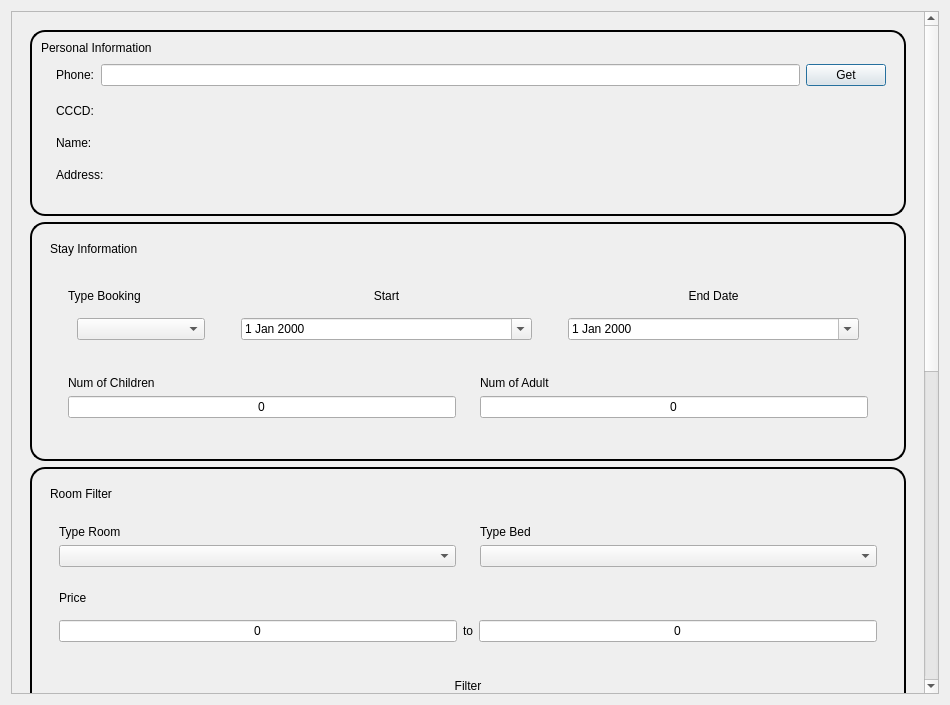
Above: src/ui/scene/booking/dialog/ui/ui_booking.ui from trung-kieen/hotel-booking-system before the change. Below: the same form after it.
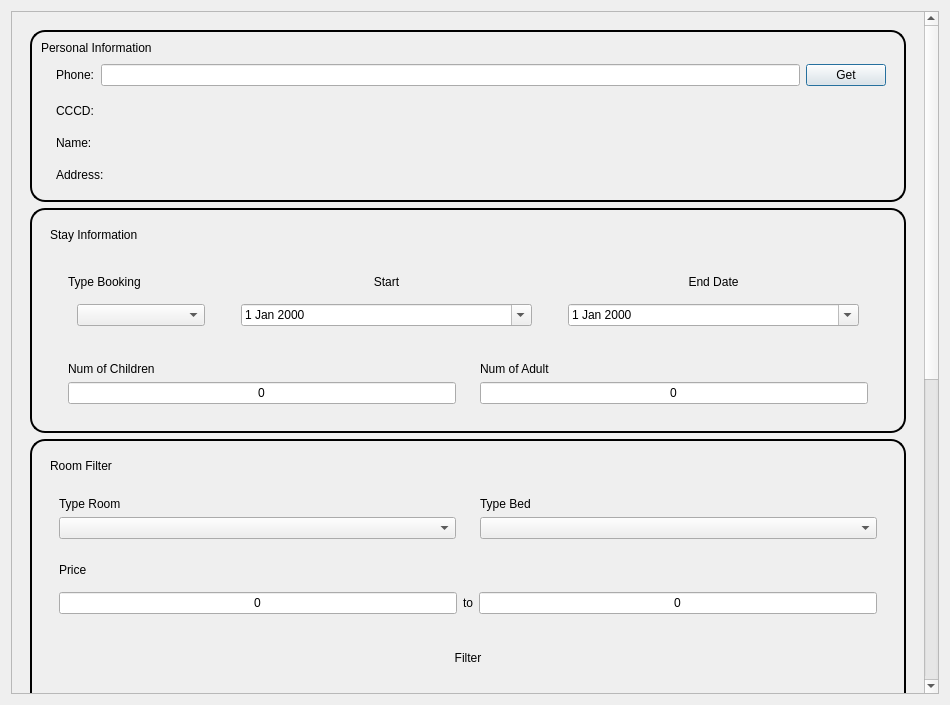
That is the form after the change.

```diff
--- a/src/ui/scene/booking/dialog/ui/ui_booking.ui
+++ b/src/ui/scene/booking/dialog/ui/ui_booking.ui
@@ -40,9 +40,9 @@
       <property name="geometry">
        <rect>
         <x>0</x>
-        <y>-652</y>
+        <y>-784</y>
         <width>916</width>
-        <height>1509</height>
+        <height>1469</height>
        </rect>
       </property>
       <layout class="QVBoxLayout" name="verticalLayout_30">
@@ -212,19 +212,6 @@
                </layout>
               </widget>
              </item>
-             <item>
-              <widget class="QLabel" name="message_personal_infor_lb">
-               <property name="styleSheet">
-                <string notr="true">color: red;</string>
-               </property>
-               <property name="text">
-                <string/>
-               </property>
-               <property name="alignment">
-                <set>Qt::AlignCenter</set>
-               </property>
-              </widget>
-             </item>
             </layout>
            </widget>
           </item>
@@ -435,19 +422,6 @@
                   </layout>
                  </widget>
                 </item>
-                <item>
-                 <widget class="QLabel" name="message_stay_infor_lb">
-                  <property name="styleSheet">
-                   <string notr="true">color: red;</string>
-                  </property>
-                  <property name="text">
-                   <string/>
-                  </property>
-                  <property name="alignment">
-                   <set>Qt::AlignCenter</set>
-                  </property>
-                 </widget>
-                </item>
                </layout>
               </widget>
              </item>
```
Left out of the diff: 29 changed lines with no effect on the pictures.
